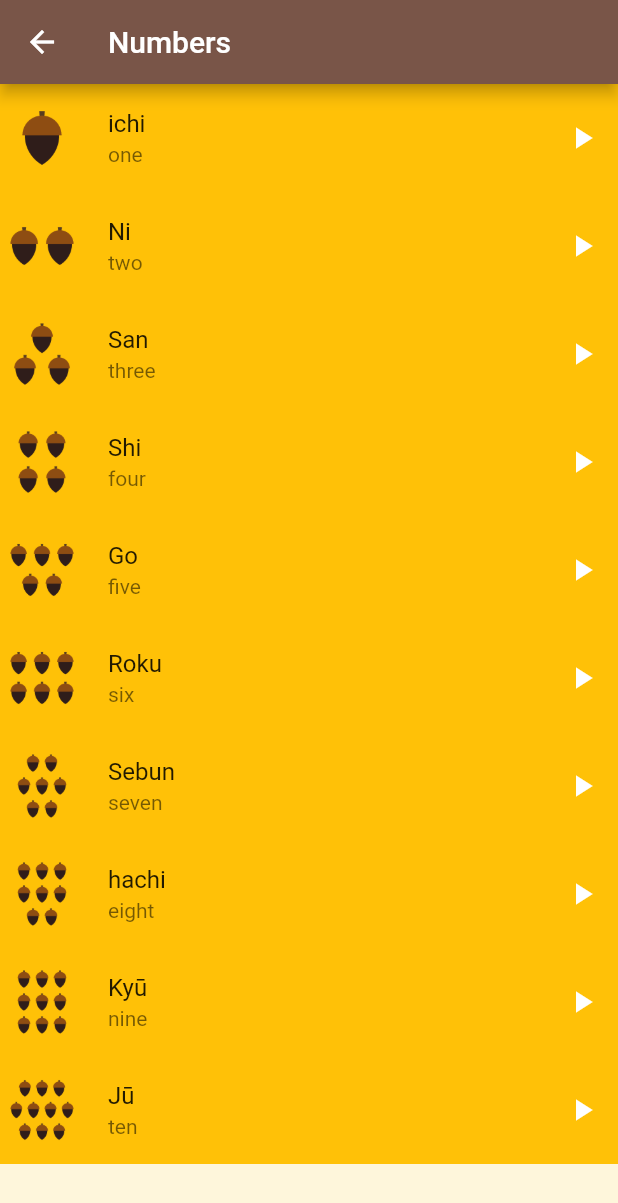
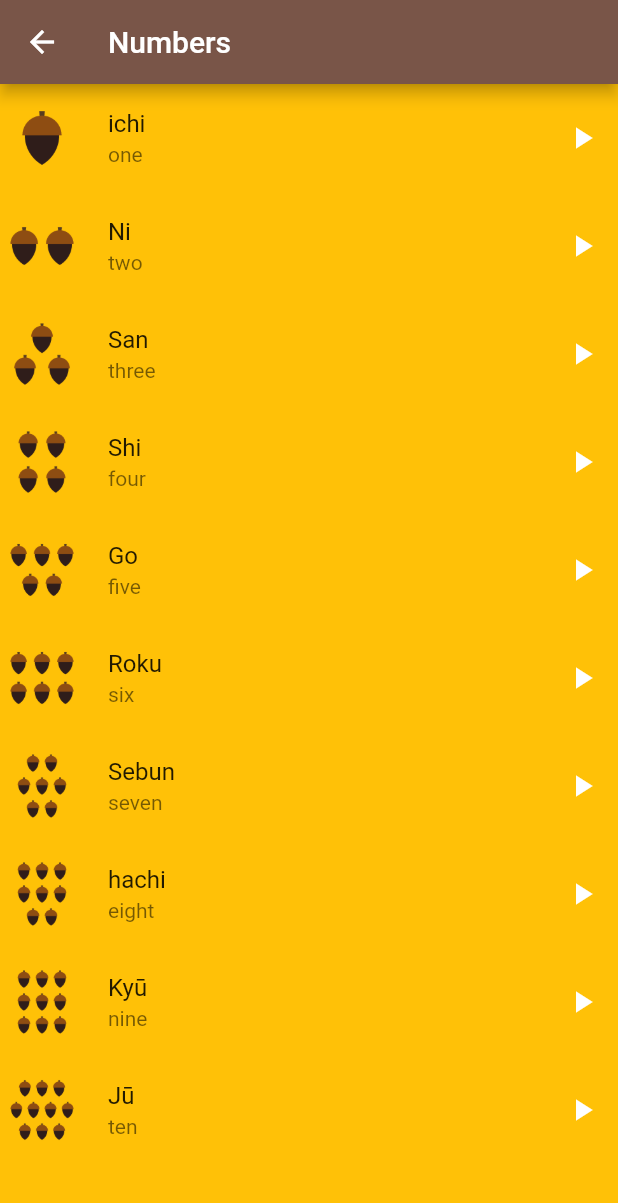
Before and after one commit to FadyFawzyOfficial/toku, a Flutter app: the NumbersScreen screen opened directly, on a phone screen of 412 x 824 dp. Shown: the top 1203 px of the screen. Run offline on Flutter 3.47's test engine with Material 2 defaults, Android fonts, the light colour scheme and no system bars.

Commit message:
10. Move WordListTile Color to be the Scaffold Background Color of each Category

```diff
--- a/lib/screens/numbers_screen.dart
+++ b/lib/screens/numbers_screen.dart
@@ -9,9 +9,8 @@ class NumbersScreen extends StatelessWidget {
   @override
   Widget build(BuildContext context) {
     return Scaffold(
-      appBar: AppBar(
-        title: const Text('Numbers'),
-      ),
+      backgroundColor: Colors.amber,
+      appBar: AppBar(title: const Text('Numbers')),
       body: const WordsListView(words: numbers),
     );
   }
--- a/lib/widgets/word_list_tile.dart
+++ b/lib/widgets/word_list_tile.dart
@@ -10,7 +10,6 @@ class WordListTile extends StatelessWidget {
   @override
   Widget build(BuildContext context) {
     return ListTile(
-      tileColor: Colors.amber,
       iconColor: Colors.white,
       contentPadding: const EdgeInsetsDirectional.all(0),
       leading: word.image == null ? null : Image.asset(word.image!),
```
